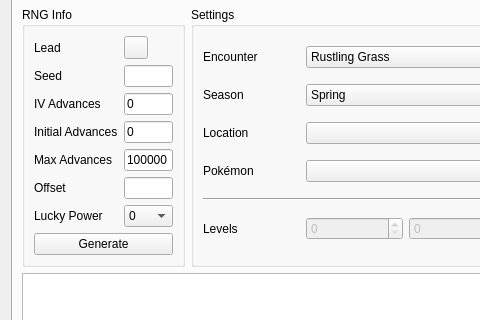
First picture: the form in Form/Gen5/Phenomenon.ui, repository Admiral-Fish/PokeFinder, before the edit; both pictures show x 0 to 480 and y 136 to 456 of the 1200 by 700 pixel window.
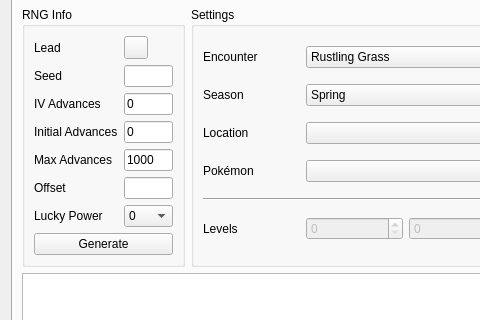
Second picture: the form after the edit. Custom widgets are drawn as their Qt base class.

Commit message: reduce phenomenon generator default max advances to 1000

What changed in the file:
```diff
--- a/Form/Gen5/Phenomenon.ui
+++ b/Form/Gen5/Phenomenon.ui
@@ -245,7 +245,7 @@
           <item row="4" column="1">
            <widget class="TextBox" name="textBoxGeneratorMaxAdvances">
             <property name="text">
-             <string notr="true">100000</string>
+             <string notr="true">1000</string>
             </property>
            </widget>
           </item>
```
The commit also changes 1 other file.
